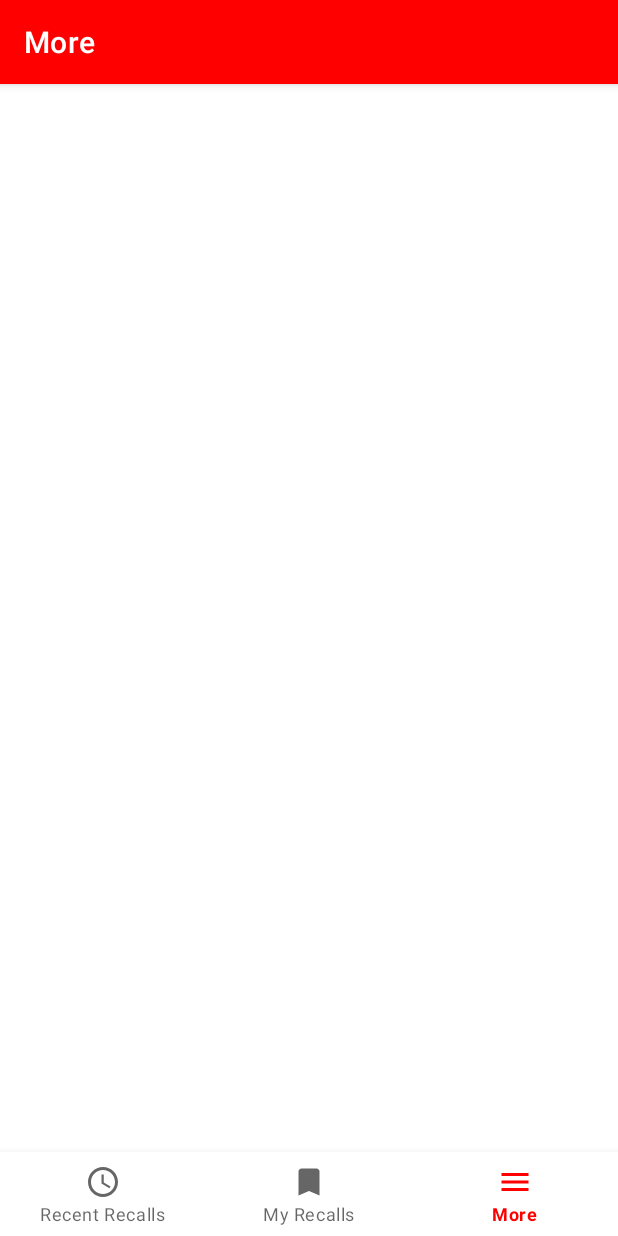
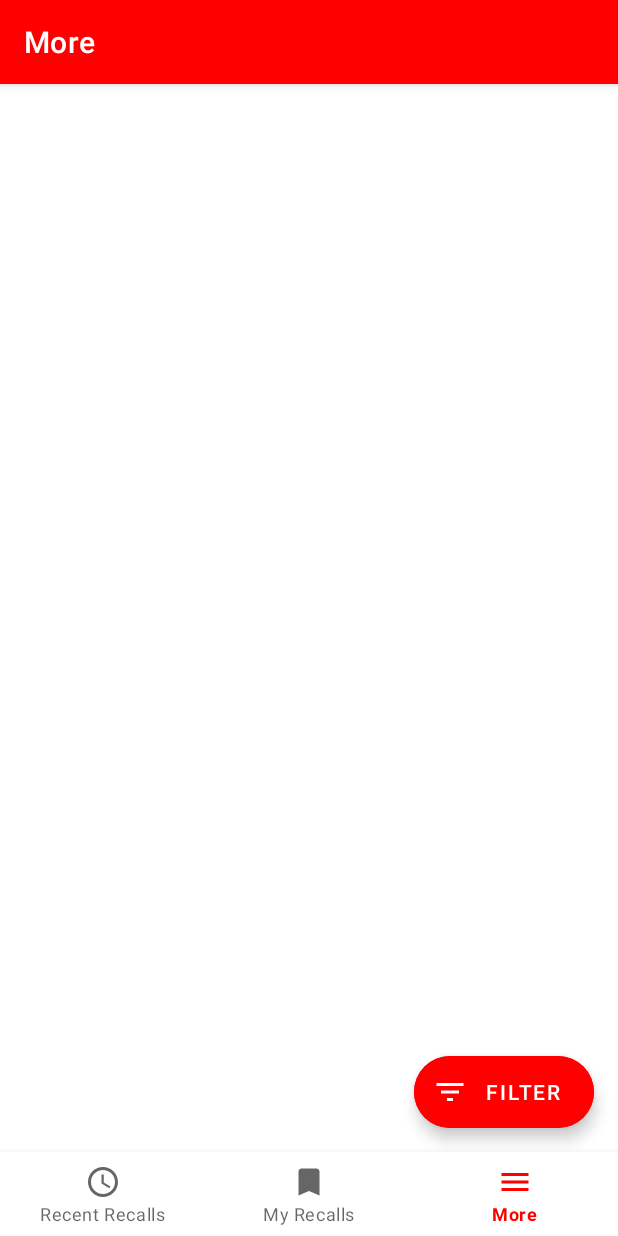
Before and after one commit to Sonphil/CanadaRecallsAndSafetyAlerts, an Android app: the screen it shows after launch (MainActivity), item 3 of the bottom bar chosen, on a phone screen of 412 x 824 dp. Run offline under Robolectric (Android 15) with nearby library versions, the phone set to English and light mode, and no system bars; our stand-ins replace Dagger/Hilt's generated code, Room's generated code, navigation-ui; 2 statements that could not run were skipped.

Commit message:
Add filter button
Click not implemented yet. The button is in MainActivity's layout so that the button is not pushed down (and appear behind the BottomNavigationView) when the AppBarLayout is expanded.

```diff
--- a/app/src/main/java/com/sonphil/canadarecallsandsafetyalerts/presentation/recall/recent/RecentFragment.kt
+++ b/app/src/main/java/com/sonphil/canadarecallsandsafetyalerts/presentation/recall/recent/RecentFragment.kt
@@ -5,15 +5,18 @@ import android.view.LayoutInflater
 import android.view.View
 import android.view.ViewGroup
 import android.widget.Toast
+import androidx.core.view.isVisible
 import androidx.lifecycle.Observer
 import androidx.lifecycle.ViewModelProvider
 import androidx.recyclerview.widget.DividerItemDecoration
 import androidx.recyclerview.widget.LinearLayoutManager
 import androidx.recyclerview.widget.RecyclerView
 import androidx.swiperefreshlayout.widget.SwipeRefreshLayout
+import com.google.android.material.floatingactionbutton.ExtendedFloatingActionButton
 import com.sonphil.canadarecallsandsafetyalerts.R
 import com.sonphil.canadarecallsandsafetyalerts.presentation.recall.RecallAdapter
 import dagger.android.support.DaggerFragment
+import kotlinx.android.synthetic.main.activity_main.*
 import kotlinx.android.synthetic.main.fragment_recent.*
 import javax.inject.Inject
 
@@ -29,6 +32,9 @@ class RecentFragment : DaggerFragment() {
             requireContext(),
             viewModel
         )
+    }
+    private val filterButton: ExtendedFloatingActionButton by lazy {
+        requireActivity().btn_filter_recalls
     }
 
     override fun onCreateView(
@@ -46,7 +52,16 @@ class RecentFragment : DaggerFragment() {
 
         swipe_refresh_layout_recent_recalls.setupSwipeRefreshLayout()
 
+        setupFilterButton()
+
         subscribeUI()
+    }
+
+    private fun setupFilterButton() {
+        filterButton.show()
+        filterButton.setOnClickListener {
+            Toast.makeText(requireContext(), "Not implemented yet", Toast.LENGTH_SHORT).show()
+        }
     }
 
     private fun RecyclerView.setupRecyclerView() {
@@ -57,6 +72,21 @@ class RecentFragment : DaggerFragment() {
         addItemDecoration(divider)
 
         adapter = this@RecentFragment.adapter
+
+        addOnScrollListener(object : RecyclerView.OnScrollListener() {
+            override fun onScrolled(recyclerView: RecyclerView, dx: Int, dy: Int) {
+                if (dy > 0) {
+                    filterButton.shrink()
+                }
+
+                val firstVisibleItem = layoutManager.findFirstCompletelyVisibleItemPosition()
+
+                // Extend the button when the user reaches the top of the RecyclerView
+                if (firstVisibleItem == 0) {
+                    filterButton.extend()
+                }
+            }
+        })
     }
 
     private fun SwipeRefreshLayout.setupSwipeRefreshLayout() {
@@ -82,4 +112,10 @@ class RecentFragment : DaggerFragment() {
             error?.let { Toast.makeText(requireContext(), it, Toast.LENGTH_SHORT).show() }
         })
     }
+
+    override fun onDestroyView() {
+        filterButton.isVisible = false
+
+        super.onDestroyView()
+    }
 }
--- /dev/null
+++ b/app/src/main/res/drawable/ic_filter_list_white_24dp.xml
@@ -0,0 +1,5 @@
+<vector android:autoMirrored="true" android:height="24dp"
+    android:tint="#FFFFFF" android:viewportHeight="24.0"
+    android:viewportWidth="24.0" android:width="24dp" xmlns:android="http://schemas.android.com/apk/res/android">
+    <path android:fillColor="#FF000000" android:pathData="M10,18h4v-2h-4v2zM3,6v2h18L21,6L3,6zM6,13h12v-2L6,11v2z"/>
+</vector>
--- a/app/src/main/res/layout/activity_main.xml
+++ b/app/src/main/res/layout/activity_main.xml
@@ -40,6 +40,20 @@
         app:navGraph="@navigation/nav_graph_main"
         tools:background="@color/colorPrimary" />
 
+    <com.google.android.material.floatingactionbutton.ExtendedFloatingActionButton
+        android:id="@+id/btn_filter_recalls"
+        android:layout_width="wrap_content"
+        android:layout_height="wrap_content"
+        android:layout_marginEnd="16dp"
+        android:layout_marginBottom="72dp"
+        android:backgroundTint="@color/colorPrimary"
+        android:text="@string/label_filter"
+        android:textColor="@color/colorAccent"
+        app:icon="@drawable/ic_filter_list_white_24dp"
+        app:layout_anchor="@id/bottom_navigation_view"
+        app:layout_anchorGravity="bottom|right|end"
+        app:iconTint="@color/colorAccent" />
+
     <com.google.android.material.bottomnavigation.BottomNavigationView
         android:id="@+id/bottom_navigation_view"
         android:layout_width="match_parent"
--- a/app/src/main/res/layout/fragment_recent.xml
+++ b/app/src/main/res/layout/fragment_recent.xml
@@ -9,6 +9,7 @@
     <FrameLayout
         android:layout_width="match_parent"
         android:layout_height="match_parent">
+
         <androidx.recyclerview.widget.RecyclerView
             android:id="@+id/rv_recent_recalls"
             android:layout_width="match_parent"
--- a/app/src/main/res/values/strings.xml
+++ b/app/src/main/res/values/strings.xml
@@ -9,5 +9,5 @@
     <string name="label_category_health_product">Health Product</string>
     <string name="label_category_consumer_product">Consumer Product</string>
     <string name="text_empty_bookmark">No recalls saved</string>
-
+    <string name="label_filter">Filter</string>
 </resources>
```
Also changed, not shown: 1 other file.
